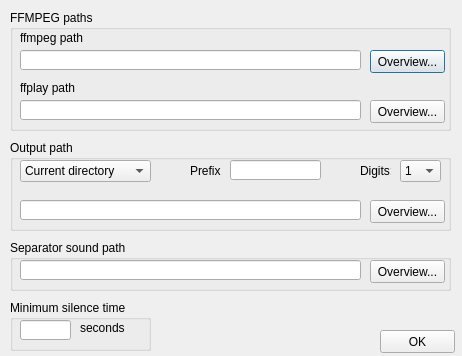
The window that src/SettingsDlg.ui (NeoProgramming/AudioSplitter) describes before a commit, drawn with Qt 5.
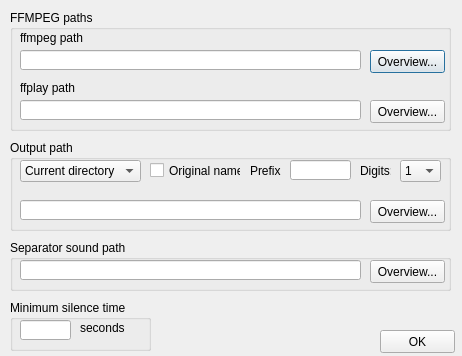
The same window after the commit.

Commit message: "use original name" option

```diff
--- a/src/SettingsDlg.ui
+++ b/src/SettingsDlg.ui
@@ -127,7 +127,7 @@
      <rect>
       <x>10</x>
       <y>20</y>
-      <width>131</width>
+      <width>121</width>
       <height>22</height>
      </rect>
     </property>
@@ -173,7 +173,7 @@
    <widget class="QLabel" name="label_4">
     <property name="geometry">
      <rect>
-      <x>180</x>
+      <x>240</x>
       <y>20</y>
       <width>31</width>
       <height>21</height>
@@ -186,9 +186,9 @@
    <widget class="QLineEdit" name="linePrefix">
     <property name="geometry">
      <rect>
-      <x>220</x>
+      <x>280</x>
       <y>20</y>
-      <width>91</width>
+      <width>61</width>
       <height>20</height>
      </rect>
     </property>
@@ -251,6 +251,19 @@
      </property>
     </item>
    </widget>
+   <widget class="QCheckBox" name="checkOrigName">
+    <property name="geometry">
+     <rect>
+      <x>140</x>
+      <y>20</y>
+      <width>91</width>
+      <height>21</height>
+     </rect>
+    </property>
+    <property name="text">
+     <string>Original name</string>
+    </property>
+   </widget>
   </widget>
   <widget class="QGroupBox" name="groupBox_3">
    <property name="geometry">
```
The commit also changes 5 other files.
